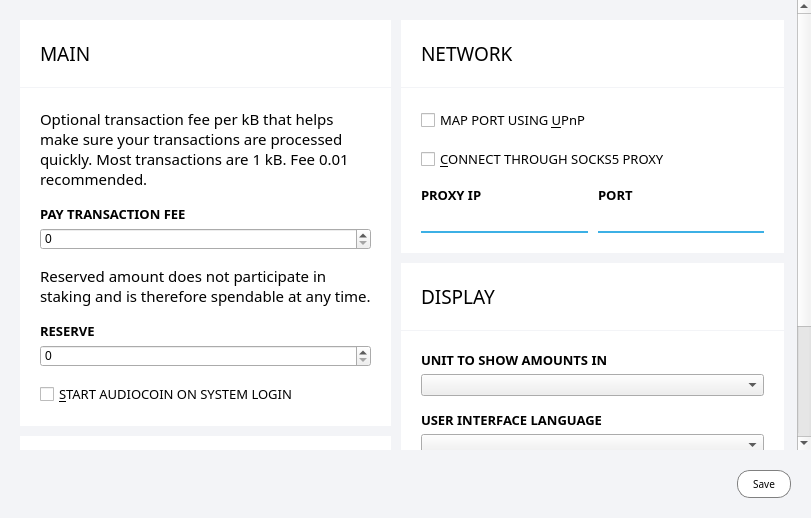
Above: src/qt/forms/settingspage.ui from aurovine/AudioCoin before the change. Below: the same form after it.
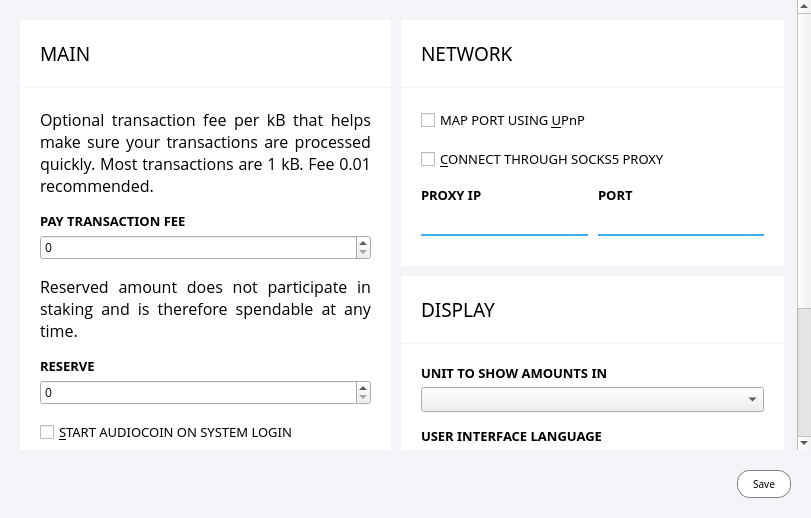
That is the form after the change. Icons and pictures are not drawn. Custom widgets are drawn as their Qt base class.

Commit message: changes used fonts and sets FaderDialog inheritance

Diff of the .ui file:
```diff
--- a/src/qt/forms/settingspage.ui
+++ b/src/qt/forms/settingspage.ui
@@ -164,8 +164,8 @@
        <rect>
         <x>0</x>
         <y>0</y>
-        <width>811</width>
-        <height>550</height>
+        <width>796</width>
+        <height>554</height>
        </rect>
       </property>
       <layout class="QVBoxLayout" name="verticalLayout_2">
@@ -303,8 +303,8 @@
                    <widget class="QLabel" name="transactionFeeInfoLabel">
                     <property name="font">
                      <font>
-                      <family>Montserrat</family>
-                      <pointsize>11</pointsize>
+                      <family>Open Sans</family>
+                      <pointsize>12</pointsize>
                      </font>
                     </property>
                     <property name="text">
@@ -313,6 +313,9 @@
                     <property name="textFormat">
                      <enum>Qt::PlainText</enum>
                     </property>
+                    <property name="alignment">
+                     <set>Qt::AlignJustify|Qt::AlignVCenter</set>
+                    </property>
                     <property name="wordWrap">
                      <bool>true</bool>
                     </property>
@@ -342,7 +345,13 @@
                      </widget>
                     </item>
                     <item>
-                     <widget class="BitcoinAmountField" name="transactionFee"/>
+                     <widget class="BitcoinAmountField" name="transactionFee">
+                      <property name="font">
+                       <font>
+                        <family>Open Sans</family>
+                       </font>
+                      </property>
+                     </widget>
                     </item>
                    </layout>
                   </item>
@@ -350,8 +359,8 @@
                    <widget class="QLabel" name="reserveBalanceInfoLabel">
                     <property name="font">
                      <font>
-                      <family>Montserrat</family>
-                      <pointsize>11</pointsize>
+                      <family>Open Sans</family>
+                      <pointsize>12</pointsize>
                      </font>
                     </property>
                     <property name="text">
@@ -360,6 +369,9 @@
                     <property name="textFormat">
                      <enum>Qt::PlainText</enum>
                     </property>
+                    <property name="alignment">
+                     <set>Qt::AlignJustify|Qt::AlignVCenter</set>
+                    </property>
                     <property name="wordWrap">
                      <bool>true</bool>
                     </property>
@@ -389,7 +401,13 @@
                      </widget>
                     </item>
                     <item>
-                     <widget class="BitcoinAmountField" name="reserveBalance"/>
+                     <widget class="BitcoinAmountField" name="reserveBalance">
+                      <property name="font">
+                       <font>
+                        <family>Open Sans</family>
+                       </font>
+                      </property>
+                     </widget>
                     </item>
                    </layout>
                   </item>
@@ -712,6 +730,11 @@
                           <height>16777215</height>
                          </size>
                         </property>
+                        <property name="font">
+                         <font>
+                          <family>Open Sans</family>
+                         </font>
+                        </property>
                         <property name="toolTip">
                          <string>IP address of the proxy (e.g. 127.0.0.1)</string>
                         </property>
@@ -756,6 +779,11 @@
                           <height>16777215</height>
                          </size>
                         </property>
+                        <property name="font">
+                         <font>
+                          <family>Open Sans</family>
+                         </font>
+                        </property>
                         <property name="toolTip">
                          <string>Port of the proxy (e.g. 9050)</string>
                         </property>
@@ -885,6 +913,11 @@
                     </item>
                     <item>
                      <widget class="QValueComboBox" name="unit">
+                      <property name="font">
+                       <font>
+                        <family>Open Sans</family>
+                       </font>
+                      </property>
                       <property name="toolTip">
                        <string>Choose the default subdivision unit to show in the interface and when sending coins.</string>
                       </property>
@@ -917,6 +950,11 @@
                     </item>
                     <item>
                      <widget class="QValueComboBox" name="lang">
+                      <property name="font">
+                       <font>
+                        <family>Open Sans</family>
+                       </font>
+                      </property>
                       <property name="toolTip">
                        <string>The user interface language can be set here. This setting will take effect after restarting Audiocoin.</string>
                       </property>
```
The commit also changes 27 other files.
